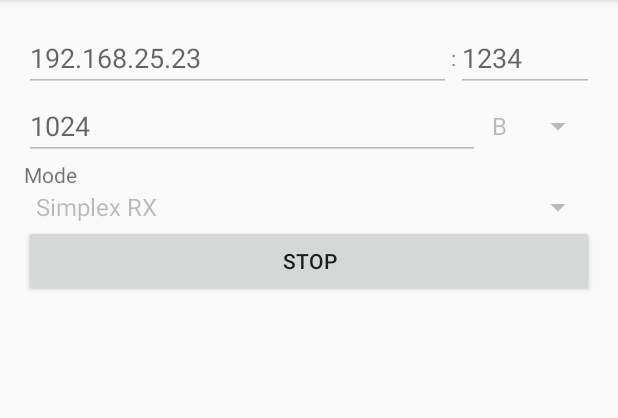
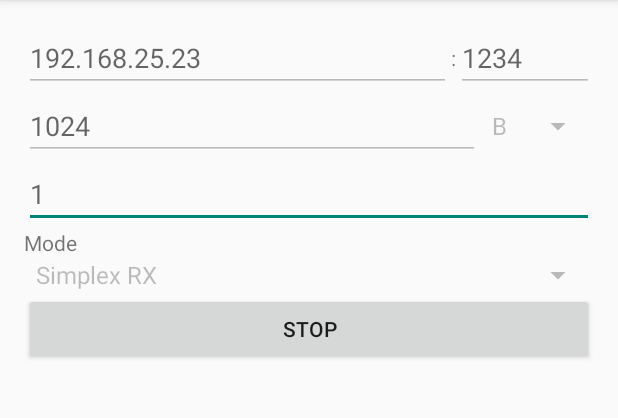
Before and after one commit to Miliox/droid_emc2, an Android app: the screen it shows after launch (MainActivity), after a tap on "RUN", on a phone screen of 412 x 824 dp, the part 84-502 px from its top. Run offline under Robolectric (Android 15) with nearby library versions, the phone set to English and light mode, and no system bars.

Commit message:
Add time between session in NetPlunge
Signed-off-by: Emiliano Firmino <emiliano.firmino@gmail.com>

```diff
--- a/apps/net-plunger/app/src/main/java/br/ufpe/emilianofirmino/netplunger/MainActivity.java
+++ b/apps/net-plunger/app/src/main/java/br/ufpe/emilianofirmino/netplunger/MainActivity.java
@@ -19,6 +19,7 @@ public class MainActivity extends ActionBarActivity implements PlungeClient.Plun
     private EditText urlInput;
     private EditText portInput;
     private EditText packetSizeInput;
+    private EditText timeBetweenSession;
     private Spinner  transferModeOption;
     private Spinner  transferSizeOption;
 
@@ -38,6 +39,7 @@ public class MainActivity extends ActionBarActivity implements PlungeClient.Plun
         this.urlInput        = (EditText)   findViewById(R.id.input_url);
         this.portInput       = (EditText)   findViewById(R.id.input_port);
         this.packetSizeInput = (EditText)   findViewById(R.id.input_packet_size);
+        this.timeBetweenSession = (EditText) findViewById(R.id.input_intermission);
         this.transferModeOption = (Spinner) findViewById(R.id.input_test_mode);
         this.transferSizeOption = (Spinner) findViewById(R.id.input_transfer_size);
         this.runButton       = (Button)     findViewById(R.id.button_run);
@@ -69,6 +71,10 @@ public class MainActivity extends ActionBarActivity implements PlungeClient.Plun
                     ? Integer.parseInt(portInput.getText().toString())
                     : DEFAULT_PORT;
 
+                final int dueTimeInSeconds = (timeBetweenSession.length() > 0)
+                    ? Integer.parseInt(timeBetweenSession.getText().toString()) * 1000
+                    : 1000;
+
                 int totalDataToTransfer = (packetSizeInput.length() > 0)
                     ? Integer.parseInt(packetSizeInput.getText().toString())
                     : DEFAULT_PACKET_SIZE;
@@ -91,7 +97,8 @@ public class MainActivity extends ActionBarActivity implements PlungeClient.Plun
                 runButton.setText(end);
 
                 Toast.makeText(getApplicationContext(), msg, Toast.LENGTH_LONG).show();
-                launcher = new Thread(new ClientLauncher(url, port, totalDataToTransfer, 10 * 1000));
+                launcher = new Thread(
+                    new ClientLauncher(url, port, totalDataToTransfer, dueTimeInSeconds));
                 launcher.start();
             }
             else if (end.equals(runButton.getText())) {
--- a/apps/net-plunger/app/src/main/res/layout/activity_main.xml
+++ b/apps/net-plunger/app/src/main/res/layout/activity_main.xml
@@ -66,6 +66,14 @@
             android:layout_height="wrap_content" />
     </LinearLayout>
 
+    <EditText
+         android:id="@+id/input_intermission"
+         android:hint="@string/hint_insert_intermission"
+         android:inputType="number"
+         android:layout_weight="1"
+         android:layout_width="fill_parent"
+         android:layout_height="wrap_content" />
+
     <!-- Stress Test Selector -->
     <TextView
         android:labelFor="@+id/input_test_mode"
--- a/apps/net-plunger/app/src/main/res/values/strings.xml
+++ b/apps/net-plunger/app/src/main/res/values/strings.xml
@@ -4,6 +4,7 @@
     <string name="title_activity_net_stress">Network Stress Test</string>
     <string name="time_separator">:</string>
     <string name="hint_insert_url">127.0.0.1</string>
+    <string name="hint_insert_intermission">1</string>
     <string name="label_insert_url">Server</string>
     <string name="label_select_mode">Mode</string>
     <string name="label_test_duration">Duration</string>
```
